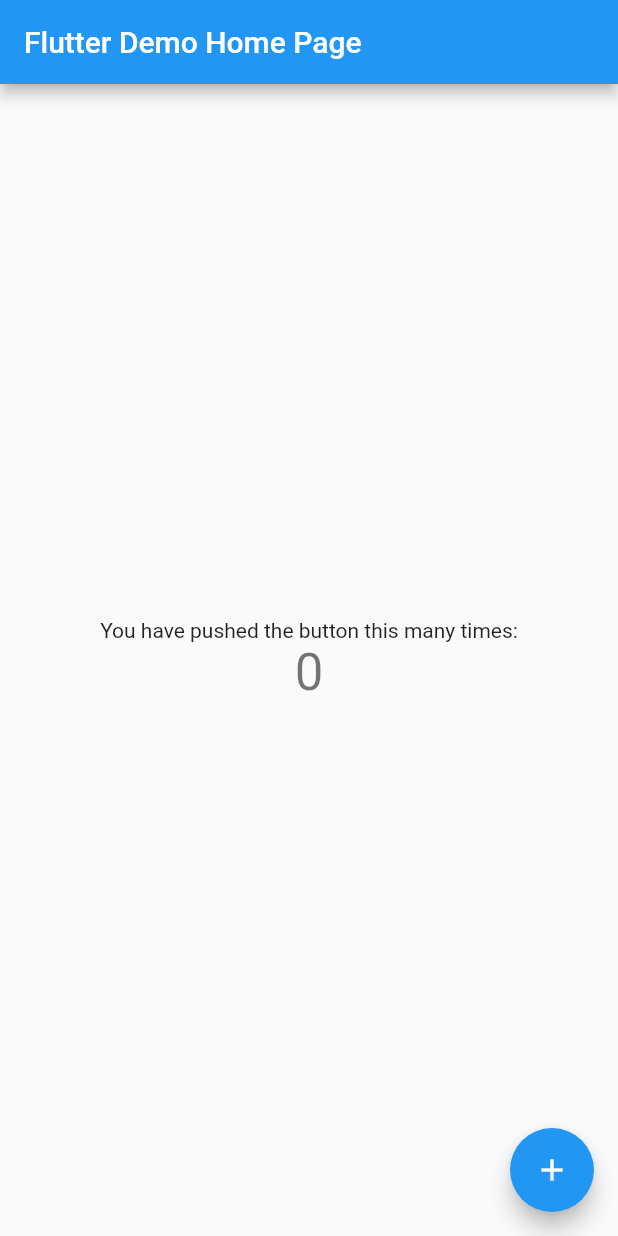
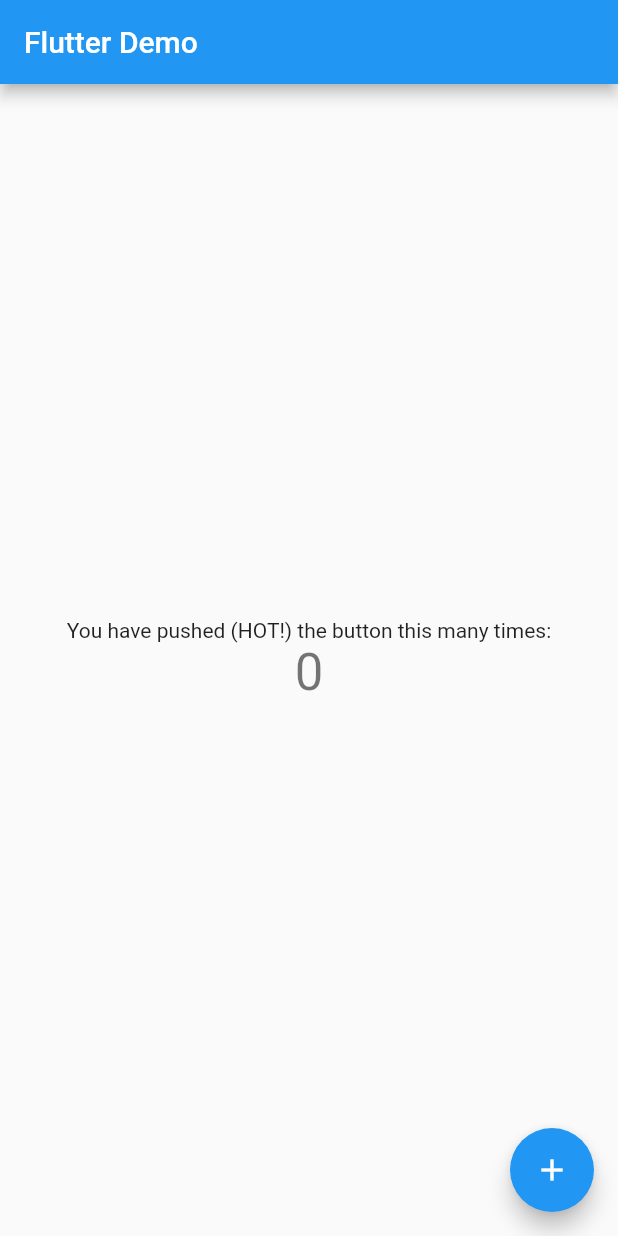
Before and after one commit to vmandic/my_first_flutter_app, a Flutter app: the screen it shows after launch, on a phone screen of 412 x 824 dp. Run offline on Flutter 3.47's test engine with Material 2 defaults, Android fonts, the phone set to English and light mode, and no system bars.

Commit message:
some changes

```diff
--- a/lib/main.dart
+++ b/lib/main.dart
@@ -24,7 +24,7 @@ class MyApp extends StatelessWidget {
         // is not restarted.
         primarySwatch: Colors.blue,
       ),
-      home: const MyHomePage(title: 'Flutter Demo Home Page'),
+      home: const MyHomePage(title: 'Flutter Demo'),
     );
   }
 }
@@ -96,7 +96,7 @@ class _MyHomePageState extends State<MyHomePage> {
           mainAxisAlignment: MainAxisAlignment.center,
           children: <Widget>[
             const Text(
-              'You have pushed the button this many times:',
+              'You have pushed (HOT!) the button this many times:',
             ),
             Text(
               '$_counter',
```
